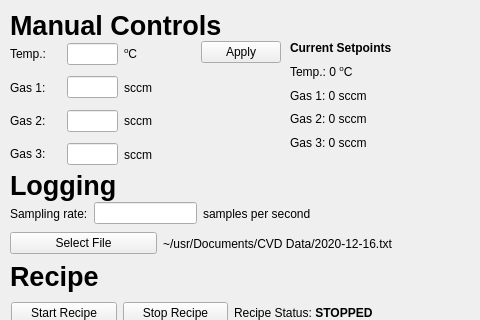
The window that CVD.ui (nholmes7/MB_CVD) describes before a commit, drawn with Qt 5; both pictures show x 0 to 480 and y 0 to 320 of the 1107 by 946 pixel window.
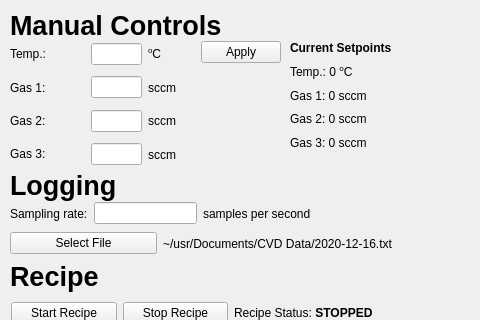
The same window after the commit. Custom widgets are drawn as their Qt base class.

Diff of the .ui file:
```diff
--- a/CVD.ui
+++ b/CVD.ui
@@ -303,7 +303,7 @@
      <rect>
       <x>10</x>
       <y>40</y>
-      <width>171</width>
+      <width>176</width>
       <height>128</height>
      </rect>
     </property>
@@ -314,7 +314,7 @@
         <widget class="QLabel" name="label_14">
          <property name="minimumSize">
           <size>
-           <width>51</width>
+           <width>75</width>
            <height>0</height>
           </size>
          </property>
@@ -363,7 +363,7 @@
         <widget class="QLabel" name="label_gas_4">
          <property name="minimumSize">
           <size>
-           <width>51</width>
+           <width>75</width>
            <height>0</height>
           </size>
          </property>
@@ -412,7 +412,7 @@
         <widget class="QLabel" name="label_gas_5">
          <property name="minimumSize">
           <size>
-           <width>51</width>
+           <width>75</width>
            <height>0</height>
           </size>
          </property>
@@ -461,7 +461,7 @@
         <widget class="QLabel" name="label_gas_6">
          <property name="minimumSize">
           <size>
-           <width>51</width>
+           <width>75</width>
            <height>0</height>
           </size>
          </property>
```
Left out of the diff: 8 changed lines with no effect on the pictures.
